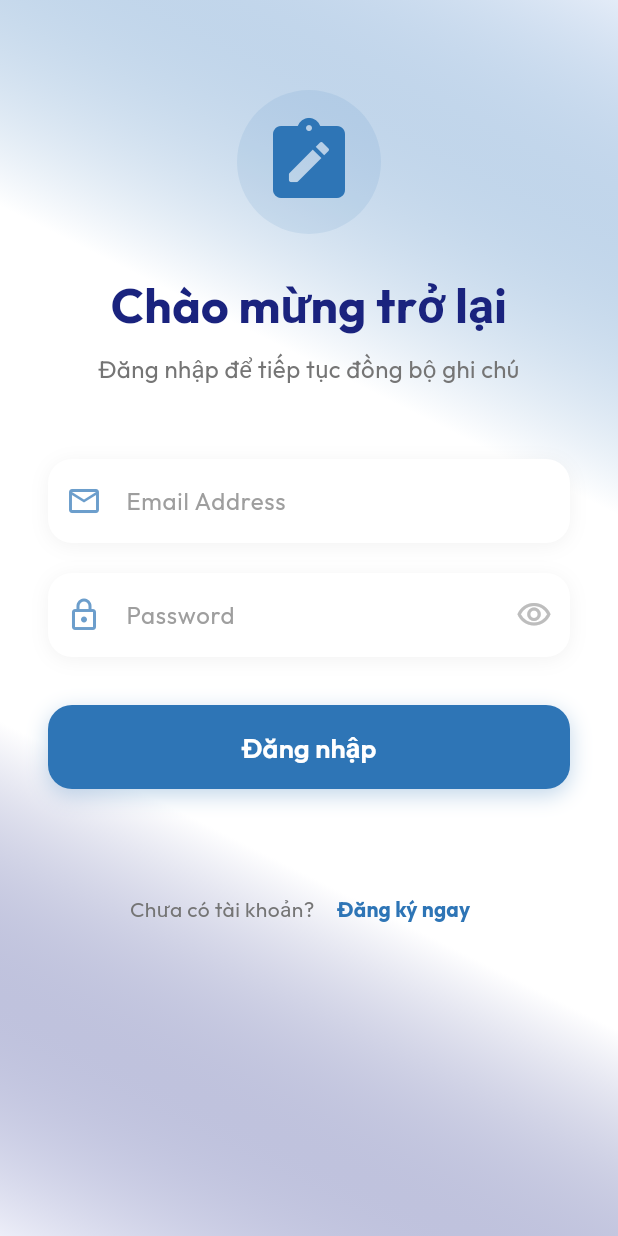
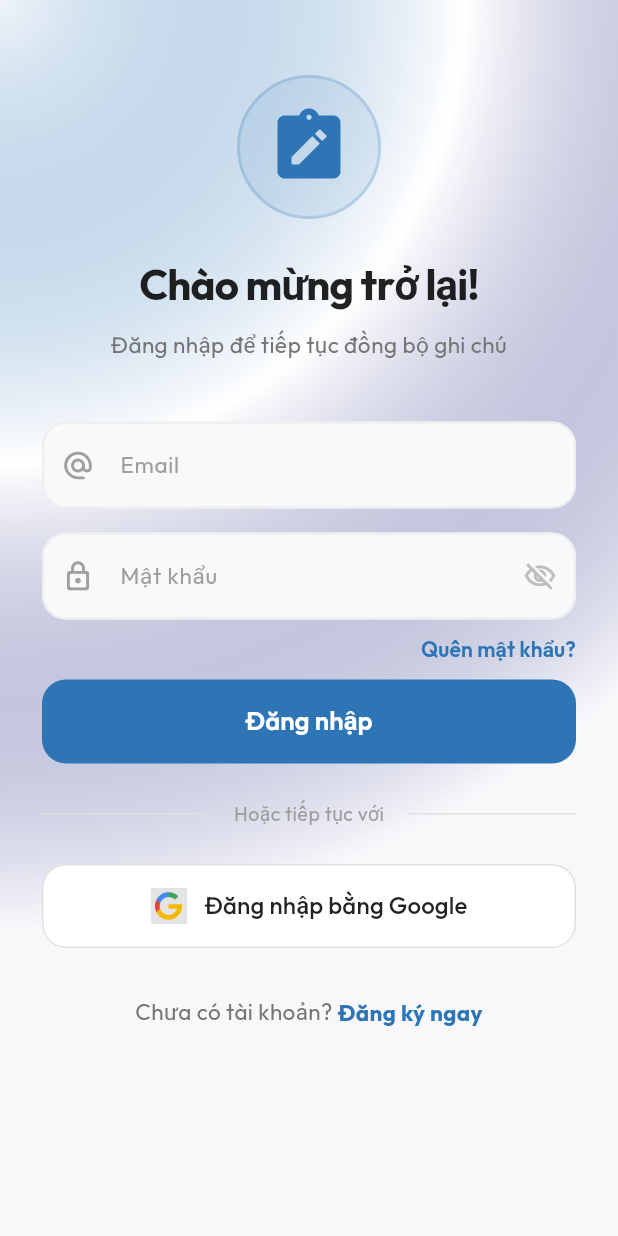
Before and after one commit to PVM-05/Smart-Note-App, a Flutter app: the screen it shows after launch, on a phone screen of 412 x 824 dp. Run offline on Flutter 3.47's test engine with Material 3 defaults, Android fonts, the phone set to English and light mode, and no system bars; our stand-ins replace cloud_firestore, connectivity_plus, firebase_auth, firebase_core, firebase_storage, google_fonts and 3 more; accounts and stored records are empty.

Commit message:
Cai tien UI Login_screen

```diff
--- a/lib/screens/login_screen.dart
+++ b/lib/screens/login_screen.dart
@@ -1,6 +1,5 @@
 import 'package:flutter/material.dart';
 import 'package:google_fonts/google_fonts.dart';
-// import 'package:local_auth/local_auth.dart';
 import 'package:provider/provider.dart';
 import '../providers/auth_provider.dart';
 import '../utils/connectivity_helper.dart';
@@ -18,138 +17,198 @@ class _LoginScreenState extends State<LoginScreen> {
   final _passwordController = TextEditingController();
   bool _isLogin = true;
   bool _obscurePassword = true;
-  // final LocalAuthentication authLocal = LocalAuthentication();
 
   static const _primary = Color(0xFF2E75B6);
   static const _secondary = Color(0xFF1A237E);
 
-  /*
-  // AUTH: XỬ LÝ SINH TRẮC HỌC (BIOMETRIC)
-  // Data Flow: Người dùng -> Hệ điều hành -> Local Auth -> Chuyển sang SyncingScreen
-  Future<void> _authenticateBiometric() async {
-    try {
-      final bool canAuthenticateWithBiometrics =
-          await authLocal.canCheckBiometrics;
-      final bool canAuthenticate =
-          canAuthenticateWithBiometrics || await authLocal.isDeviceSupported();
+  @override
+  void dispose() {
+    _emailController.dispose();
+    _passwordController.dispose();
+    super.dispose();
+  }
 
-      if (!canAuthenticate) {
-        if (mounted) {
-          ScaffoldMessenger.of(context).showSnackBar(
-            const SnackBar(
-              content: Text('Thiết bị không hỗ trợ sinh trắc học'),
-            ),
-          );
-        }
+  // LOGIC: XỬ LÝ ĐĂNG NHẬP BẰNG EMAIL
+  Future<void> _handleLogin(BuildContext context, AuthProvider auth) async {
+    FocusScope.of(context).unfocus(); // Ẩn bàn phím
+
+    final isOnline = await ConnectivityHelper().isOnline();
+    if (!isOnline) {
+      auth.setError('Không có kết nối mạng. Vui lòng kiểm tra lại.');
       return;
     }
 
-      final bool didAuthenticate = await authLocal.authenticate(
-        localizedReason: 'Vui lòng xác thực để đăng nhập vào Smart Note',
-      );
+    final email = _emailController.text.trim();
+    final password = _passwordController.text;
 
-      if (didAuthenticate && mounted) {
+    if (email.isEmpty || password.isEmpty) {
+      auth.setError('Vui lòng nhập đầy đủ Email và Mật khẩu.');
+      return;
+    }
+
+    final success = _isLogin
+        ? await auth.signInWithEmail(email, password)
+        : await auth.registerWithEmail(email, password);
+
+    if (success && context.mounted) {
       Navigator.pushReplacement(
         context,
         MaterialPageRoute(builder: (_) => const SyncingScreen()),
       );
     }
-    } catch (e) {
-      debugPrint('Biometric Error: $e');
+  }
+
+  // LOGIC: XỬ LÝ ĐĂNG NHẬP BẰNG GOOGLE
+  Future<void> _handleGoogleLogin(BuildContext context, AuthProvider auth) async {
+    final isOnline = await ConnectivityHelper().isOnline();
+    if (!isOnline) {
+      auth.setError('Không có kết nối mạng. Vui lòng kiểm tra lại.');
+      return;
+    }
+
+    final success = await auth.signInWithGoogle();
+    if (success && context.mounted) {
+      Navigator.pushReplacement(
+        context,
+        MaterialPageRoute(builder: (_) => const SyncingScreen()),
+      );
     }
   }
-  */
 
-  // UI: GIAO DIỆN CHÍNH (PHONG CÁCH GLASSMORPHISM)
-  // Data Flow: Gradient Background -> SafeArea -> SingleChildScrollView -> Column UI
   @override
   Widget build(BuildContext context) {
     return GestureDetector(
       onTap: () => FocusScope.of(context).unfocus(),
       child: Scaffold(
+        backgroundColor: Colors.white,
         body: Container(
           height: double.infinity,
           decoration: BoxDecoration(
-            gradient: LinearGradient(
-              begin: Alignment.topRight,
-              end: Alignment.bottomLeft,
+            // Background với các hình khối mờ (Glassmorphism hiện đại)
+            gradient: RadialGradient(
+              center: Alignment.topLeft,
+              radius: 1.5,
               colors: [
-                _primary.withValues(alpha: 0.1),
+                _primary.withValues(alpha: 0.08),
                 Colors.white,
-                Colors.white,
-                _secondary.withValues(alpha: 0.05),
+                _secondary.withValues(alpha: 0.03),
               ],
             ),
           ),
           child: SafeArea(
             child: SingleChildScrollView(
-              child: Padding(
-                padding: const EdgeInsets.symmetric(horizontal: 32),
+              padding: const EdgeInsets.symmetric(horizontal: 28),
               child: Consumer<AuthProvider>(
                 builder: (context, auth, child) {
                   return Column(
                     crossAxisAlignment: CrossAxisAlignment.stretch,
                     children: [
-                        const SizedBox(height: 60),
+                      const SizedBox(height: 50),
+
+                      // ── LOGO APP ──
                       Hero(
                         tag: 'app_logo',
                         child: Container(
-                            padding: const EdgeInsets.all(16),
+                          padding: const EdgeInsets.all(18),
                           decoration: BoxDecoration(
                             shape: BoxShape.circle,
                             color: _primary.withValues(alpha: 0.1),
+                            border: Border.all(
+                                color: _primary.withValues(alpha: 0.2), width: 2),
                           ),
                           child: const Icon(
                             Icons.note_alt_rounded,
-                              size: 64,
+                            size: 56,
                             color: _primary,
                           ),
                         ),
                       ),
                       const SizedBox(height: 24),
-                        Text(
-                          _isLogin ? 'Chào mừng trở lại' : 'Tạo tài khoản mới',
+
+                      // ── TIÊU ĐỀ CÓ ANIMATION ──
+                      AnimatedSwitcher(
+                        duration: const Duration(milliseconds: 300),
+                        child: Text(
+                          _isLogin ? 'Chào mừng trở lại!' : 'Tạo tài khoản mới',
+                          key: ValueKey<bool>(_isLogin), // Bắt buộc phải có key để chạy animation
                           textAlign: TextAlign.center,
                           style: GoogleFonts.outfit(
-                            fontSize: 32,
+                            fontSize: 28,
                             fontWeight: FontWeight.bold,
-                            color: _secondary,
+                            color: Colors.black87,
+                            letterSpacing: -0.5,
+                          ),
                         ),
                       ),
                       const SizedBox(height: 8),
-                        Text(
+                      AnimatedSwitcher(
+                        duration: const Duration(milliseconds: 300),
+                        child: Text(
                           _isLogin
                               ? 'Đăng nhập để tiếp tục đồng bộ ghi chú'
                               : 'Bắt đầu hành trình ghi chú thông minh của bạn',
+                          key: ValueKey<bool>(_isLogin),
                           textAlign: TextAlign.center,
                           style: GoogleFonts.outfit(
-                            fontSize: 16,
+                            fontSize: 15,
                             color: Colors.grey[600],
                           ),
                         ),
-                        const SizedBox(height: 48),
+                      ),
+                      const SizedBox(height: 40),
+
+                      // ── FORM NHẬP LIỆU ──
                       _buildTextField(
                         controller: _emailController,
-                          label: 'Email Address',
-                          icon: Icons.email_outlined,
+                        label: 'Email',
+                        icon: Icons.alternate_email_rounded,
                         keyboardType: TextInputType.emailAddress,
                       ),
-                        const SizedBox(height: 20),
+                      const SizedBox(height: 16),
                       _buildTextField(
                         controller: _passwordController,
-                          label: 'Password',
-                          icon: Icons.lock_outlined,
+                        label: 'Mật khẩu',
+                        icon: Icons.lock_outline_rounded,
                         isPassword: true,
                         obscureText: _obscurePassword,
                         onToggleVisibility: () => setState(
                               () => _obscurePassword = !_obscurePassword,
                         ),
                       ),
-                        // Thay thế khối if (auth.error != null) cũ bằng đoạn này:
+
+                      // ── QUÊN MẬT KHẨU (Chỉ hiện khi ở tab Đăng nhập) ──
+                      AnimatedContainer(
+                        duration: const Duration(milliseconds: 300),
+                        height: _isLogin ? 40 : 16,
+                        alignment: Alignment.centerRight,
+                        child: _isLogin
+                            ? TextButton(
+                          onPressed: () {
+                            // TODO: Làm màn hình Quên mật khẩu
+                          },
+                          style: TextButton.styleFrom(
+                            padding: EdgeInsets.zero,
+                            minimumSize: Size.zero,
+                            tapTargetSize: MaterialTapTargetSize.shrinkWrap,
+                          ),
+                          child: Text(
+                            'Quên mật khẩu?',
+                            style: GoogleFonts.outfit(
+                              color: _primary,
+                              fontWeight: FontWeight.w600,
+                              fontSize: 14,
+                            ),
+                          ),
+                        )
+                            : const SizedBox.shrink(),
+                      ),
+
+                      // ── THÔNG BÁO LỖI ──
                       if (auth.error != null) ...[
-                          const SizedBox(height: 16),
+                        const SizedBox(height: 8),
                         Container(
-                            padding: const EdgeInsets.symmetric(horizontal: 16, vertical: 12),
+                          padding: const EdgeInsets.symmetric(
+                              horizontal: 14, vertical: 12),
                           decoration: BoxDecoration(
                             color: Colors.red.shade50,
                             borderRadius: BorderRadius.circular(12),
@@ -175,72 +234,97 @@ class _LoginScreenState extends State<LoginScreen> {
                             ],
                           ),
                         ),
+                        const SizedBox(height: 16),
                       ],
-                        const SizedBox(height: 32),
-                        Container(
-                          height: 56,
-                          decoration: BoxDecoration(
-                            borderRadius: BorderRadius.circular(16),
-                            boxShadow: [
-                              BoxShadow(
-                                color: _primary.withValues(alpha: 0.3),
-                                blurRadius: 12,
-                                offset: const Offset(0, 4),
-                              ),
-                            ],
-                          ),
-                          child: ElevatedButton(
+
+                      // ── NÚT ACTION CHÍNH (ĐĂNG NHẬP / ĐĂNG KÝ) ──
+                      FilledButton(
                         onPressed: auth.isLoading
                             ? null
                             : () => _handleLogin(context, auth),
-                            style: ElevatedButton.styleFrom(
+                        style: FilledButton.styleFrom(
                           backgroundColor: _primary,
-                              foregroundColor: Colors.white,
-                              elevation: 0,
+                          minimumSize: const Size(double.infinity, 56),
                           shape: RoundedRectangleBorder(
                             borderRadius: BorderRadius.circular(16),
                           ),
+                          elevation: 0,
                         ),
                         child: auth.isLoading
-                                ? const CircularProgressIndicator(
-                                    color: Colors.white,
+                            ? const SizedBox(
+                          height: 24,
+                          width: 24,
+                          child: CircularProgressIndicator(
+                              color: Colors.white, strokeWidth: 2.5),
                         )
-                                : Text(
+                            : AnimatedSwitcher(
+                          duration: const Duration(milliseconds: 300),
+                          child: Text(
                             _isLogin ? 'Đăng nhập' : 'Đăng ký',
+                            key: ValueKey<bool>(_isLogin),
                             style: GoogleFonts.outfit(
-                                      fontSize: 18,
+                              fontSize: 17,
                               fontWeight: FontWeight.w600,
                             ),
                           ),
                         ),
                       ),
+
                       const SizedBox(height: 24),
 
-                        /*
-                        if (_isLogin)
-                          Center(
-                            child: InkWell(
-                              onTap: _authenticateBiometric,
-                              borderRadius: BorderRadius.circular(50),
-                              child: Container(
-                                padding: const EdgeInsets.all(12),
-                                decoration: BoxDecoration(
-                                  shape: BoxShape.circle,
-                                  border: Border.all(
-                                    color: _primary.withValues(alpha: 0.3),
+                      // ── ĐƯỜNG KẺ "HOẶC TIẾP TỤC VỚI" ──
+                      Row(
+                        children: [
+                          Expanded(child: Divider(color: Colors.grey[300])),
+                          Padding(
+                            padding: const EdgeInsets.symmetric(horizontal: 16),
+                            child: Text(
+                              'Hoặc tiếp tục với',
+                              style: GoogleFonts.outfit(
+                                  color: Colors.grey[500], fontSize: 13),
                             ),
                           ),
-                                child: const Icon(
-                                  Icons.fingerprint_rounded,
-                                  size: 40,
-                                  color: _primary,
+                          Expanded(child: Divider(color: Colors.grey[300])),
+                        ],
+                      ),
+                      const SizedBox(height: 24),
+
+                      // ── NÚT ĐĂNG NHẬP GOOGLE ──
+                      OutlinedButton(
+                        onPressed: auth.isLoading
+                            ? null
+                            : () => _handleGoogleLogin(context, auth),
+                        style: OutlinedButton.styleFrom(
+                          minimumSize: const Size(double.infinity, 56),
+                          side: BorderSide(color: Colors.grey.shade300),
+                          shape: RoundedRectangleBorder(
+                            borderRadius: BorderRadius.circular(16),
+                          ),
+                          backgroundColor: Colors.white,
+                        ),
+                        child: Row(
+                          mainAxisAlignment: MainAxisAlignment.center,
+                          children: [
+                            Image.asset(
+                              'assets/images/google_logo.png', // Sử dụng ảnh có sẵn trong project của bạn
+                              height: 24,
+                            ),
+                            const SizedBox(width: 12),
+                            Text(
+                              'Đăng nhập bằng Google',
+                              style: GoogleFonts.outfit(
+                                color: Colors.black87,
+                                fontSize: 16,
+                                fontWeight: FontWeight.w500,
                               ),
                             ),
+                          ],
                         ),
                       ),
-                        */
 
                       const SizedBox(height: 32),
+
+                      // ── CHUYỂN ĐỔI TAB ──
                       Row(
                         mainAxisAlignment: MainAxisAlignment.center,
                         children: [
@@ -250,21 +334,26 @@ class _LoginScreenState extends State<LoginScreen> {
                                 : 'Đã có tài khoản? ',
                             style: GoogleFonts.outfit(
                               color: Colors.grey[600],
+                              fontSize: 15,
                             ),
                           ),
-                            TextButton(
-                              onPressed: () =>
-                                  setState(() => _isLogin = !_isLogin),
+                          GestureDetector(
+                            onTap: () => setState(() {
+                              _isLogin = !_isLogin;
+                              auth.setError(null); // Xóa lỗi khi chuyển tab
+                            }),
                             child: Text(
                               _isLogin ? 'Đăng ký ngay' : 'Đăng nhập',
                               style: GoogleFonts.outfit(
                                 color: _primary,
                                 fontWeight: FontWeight.bold,
+                                fontSize: 15,
                               ),
                             ),
                           ),
                         ],
                       ),
+                      const SizedBox(height: 32),
                     ],
                   );
                 },
@@ -273,12 +362,10 @@ class _LoginScreenState extends State<LoginScreen> {
           ),
         ),
       ),
-      ),
     );
   }
 
-  // UI: CẤU TRÚC Ô NHẬP LIỆU (CUSTOM TEXTFIELD)
-  // Data Flow: Controller -> Input Decoration -> BoxShadow Container
+  // UI: CẤU TRÚC Ô NHẬP LIỆU (Cải tiến sang giao diện phẳng)
   Widget _buildTextField({
     required TextEditingController controller,
     required String label,
@@ -288,91 +375,42 @@ class _LoginScreenState extends State<LoginScreen> {
     VoidCallback? onToggleVisibility,
     TextInputType? keyboardType,
   }) {
-    return Container(
-      decoration: BoxDecoration(
-        color: Colors.white,
-        borderRadius: BorderRadius.circular(16),
-        boxShadow: [
-          BoxShadow(
-            color: Colors.black.withValues(alpha: 0.05),
-            blurRadius: 10,
-            offset: const Offset(0, 2),
-          ),
-        ],
-      ),
-      child: TextField(
+    return TextFormField(
       controller: controller,
       obscureText: obscureText,
       keyboardType: keyboardType,
-        style: GoogleFonts.outfit(),
+      style: GoogleFonts.outfit(color: Colors.black87, fontSize: 15),
       decoration: InputDecoration(
         labelText: label,
-          labelStyle: GoogleFonts.outfit(color: Colors.grey[500]),
-          prefixIcon: Icon(icon, color: _primary.withValues(alpha: 0.7)),
+        labelStyle: GoogleFonts.outfit(color: Colors.grey[500], fontSize: 15),
+        floatingLabelStyle: GoogleFonts.outfit(color: _primary, fontWeight: FontWeight.w600),
+        prefixIcon: Icon(icon, color: Colors.grey[500], size: 22),
         suffixIcon: isPassword
             ? IconButton(
           icon: Icon(
-                    obscureText
-                        ? Icons.visibility_outlined
-                        : Icons.visibility_off_outlined,
+            obscureText ? Icons.visibility_off_outlined : Icons.visibility_outlined,
             color: Colors.grey[400],
+            size: 22,
           ),
           onPressed: onToggleVisibility,
+          splashRadius: 24,
         )
             : null,
-          border: OutlineInputBorder(
+        filled: true,
+        fillColor: const Color(0xFFF8F9FA), // Màu xám siêu nhạt cho nền
+        contentPadding: const EdgeInsets.symmetric(horizontal: 20, vertical: 18),
+
+        // Viền khi bình thường
+        enabledBorder: OutlineInputBorder(
           borderRadius: BorderRadius.circular(16),
-            borderSide: BorderSide.none,
+          borderSide: BorderSide(color: Colors.grey.shade200, width: 1.5),
         ),
-          filled: true,
-          fillColor: Colors.transparent,
-          contentPadding: const EdgeInsets.symmetric(
-            horizontal: 16,
-            vertical: 16,
-          ),
+        // Viền khi bấm vào (Focus)
+        focusedBorder: OutlineInputBorder(
+          borderRadius: BorderRadius.circular(16),
+          borderSide: const BorderSide(color: _primary, width: 2),
         ),
       ),
     );
   }
-
-  // AUTH: LOGIC ĐĂNG NHẬP VÀ ĐĂNG KÝ
-  // Data Flow: Email/Pass -> AuthProvider -> Firebase Auth -> Firestore Profile -> SyncingScreen
-  // AUTH: LOGIC ĐĂNG NHẬP VÀ ĐĂNG KÝ
-  Future<void> _handleLogin(BuildContext context, AuthProvider auth) async {
-    // 1. Kiểm tra mạng ngay lập tức
-    final isOnline = await ConnectivityHelper().isOnline();
-    if (!isOnline) {
-      auth.setError('Không có kết nối mạng.');
-      return;
 }
-
-    // 2. Validate input
-    final email = _emailController.text.trim();
-    final password = _passwordController.text;
-
-    if (email.isEmpty || password.isEmpty) {
-      auth.setError('Vui lòng nhập đầy đủ Email và Mật khẩu.');
-      return;
-    }
-
-    // 3. Tiến hành gọi Firebase
-    final success = _isLogin
-        ? await auth.signInWithEmail(email, password)
-        : await auth.registerWithEmail(email, password);
-
-    // 4. Chuyển trang nếu thành công
-    if (success && context.mounted) {
-      Navigator.pushReplacement(
-        context,
-        MaterialPageRoute(builder: (_) => const SyncingScreen()),
-      );
-    }
-  }
-
-  @override
-  void dispose() {
-    _emailController.dispose();
-    _passwordController.dispose();
-    super.dispose();
-  }
-}
```
Lines whose indentation alone changed are shown as unchanged.
